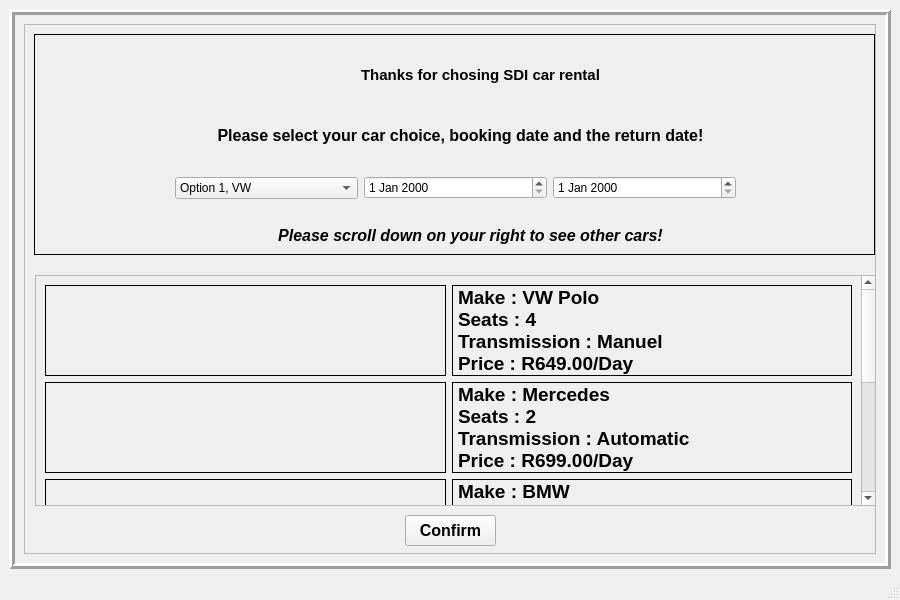
This is mainwindow.ui in KIMonama/car-rental-app as Qt 5 draws it before an edit. The edited form follows.
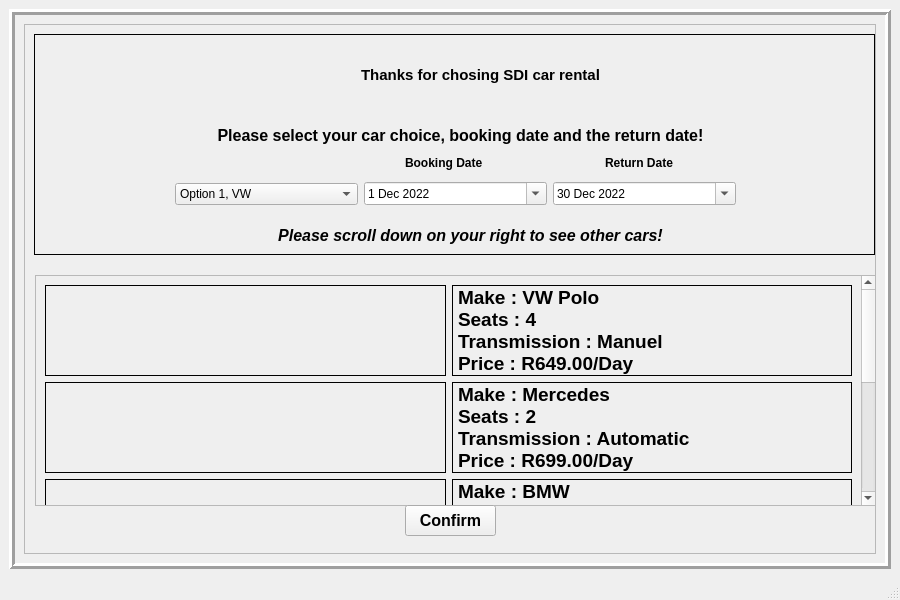
This is the edited form. The open tabs and pages were chosen to show the change. Icons and pictures are not drawn.

What changed in the file:
```diff
--- a/mainwindow.ui
+++ b/mainwindow.ui
@@ -106,8 +106,8 @@
             <rect>
              <x>0</x>
              <y>0</y>
-             <width>850</width>
-             <height>528</height>
+             <width>59</width>
+             <height>16</height>
             </rect>
            </property>
            <widget class="QLabel" name="label_2">
@@ -436,7 +436,7 @@
             <property name="geometry">
              <rect>
               <x>380</x>
-              <y>490</y>
+              <y>480</y>
               <width>91</width>
               <height>31</height>
              </rect>
@@ -457,7 +457,7 @@
               <x>150</x>
               <y>150</y>
               <width>561</width>
-              <height>26</height>
+              <height>38</height>
              </rect>
             </property>
             <layout class="QHBoxLayout" name="horizontalLayout_2">
@@ -491,13 +491,87 @@
               </widget>
              </item>
              <item>
-              <widget class="QDateEdit" name="dateEdit"/>
+              <widget class="QDateEdit" name="bookingDate">
+               <property name="dateTime">
+                <datetime>
+                 <hour>2</hour>
+                 <minute>0</minute>
+                 <second>0</second>
+                 <year>2022</year>
+                 <month>12</month>
+                 <day>1</day>
+                </datetime>
+               </property>
+               <property name="calendarPopup">
+                <bool>true</bool>
+               </property>
+               <property name="timeSpec">
+                <enum>Qt::LocalTime</enum>
+               </property>
+              </widget>
              </item>
              <item>
-              <widget class="QDateEdit" name="dateEdit_2"/>
+              <widget class="QDateEdit" name="returnDate">
+               <property name="dateTime">
+                <datetime>
+                 <hour>2</hour>
+                 <minute>0</minute>
+                 <second>0</second>
+                 <year>2022</year>
+                 <month>12</month>
+                 <day>30</day>
+                </datetime>
+               </property>
+               <property name="time">
+                <time>
+                 <hour>2</hour>
+                 <minute>0</minute>
+                 <second>0</second>
+                </time>
+               </property>
+               <property name="calendarPopup">
+                <bool>true</bool>
+               </property>
+              </widget>
              </item>
             </layout>
            </widget>
+           <widget class="QLabel" name="label_startDate">
+            <property name="geometry">
+             <rect>
+              <x>380</x>
+              <y>130</y>
+              <width>91</width>
+              <height>16</height>
+             </rect>
+            </property>
+            <property name="font">
+             <font>
+              <bold>true</bold>
+             </font>
+            </property>
+            <property name="text">
+             <string>Booking Date</string>
+            </property>
+           </widget>
+           <widget class="QLabel" name="label_EndDate">
+            <property name="geometry">
+             <rect>
+              <x>580</x>
+              <y>130</y>
+              <width>81</width>
+              <height>16</height>
+             </rect>
+            </property>
+            <property name="font">
+             <font>
+              <bold>true</bold>
+             </font>
+            </property>
+            <property name="text">
+             <string>Return Date</string>
+            </property>
+           </widget>
           </widget>
          </widget>
         </item>
```
Left out of the diff: 132 changed lines with no effect on the pictures. Lines whose indentation alone changed are shown as unchanged.
